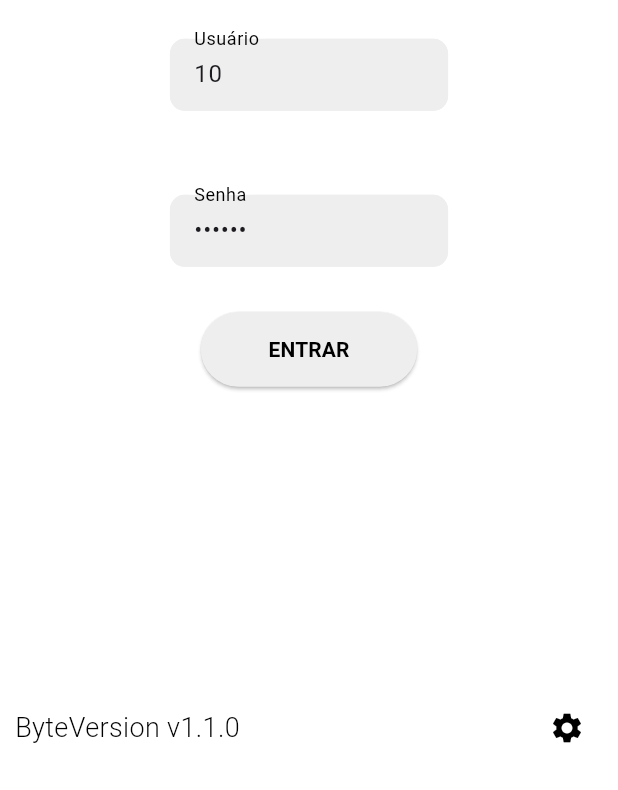
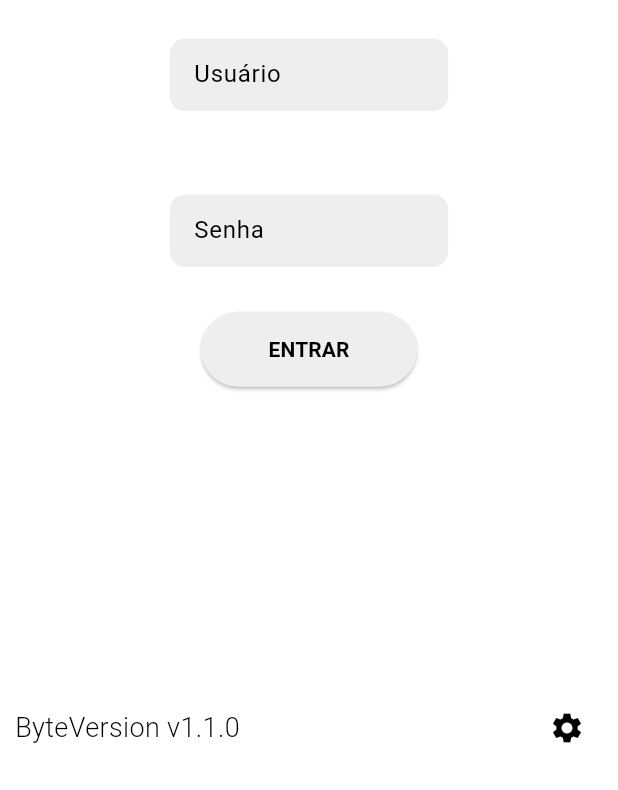
Before and after one commit to riverandre/byte_super_app, a Flutter app: the LoginPage screen opened by its route, on a phone screen of 412 x 824 dp, the part 446-1236 px from its top. Run offline on Flutter 3.47's test engine with Material 3 defaults, Android fonts, the phone set to English and light mode, and no system bars; our stand-ins replace awesome_dialog, dio, font_awesome_flutter, get, get_storage, loading_animation_widget and 4 more; missing offline and left inert: mobile_scanner; accounts and stored records are empty.

Commit message:
commit dia 03/06/24

```diff
--- a/lib/app/pages/coletor_dados/cadastro_prod_coletor/scanner_controller/barcode_scanner_window.dart
+++ b/lib/app/core/ui/widgets/scanner_controller/barcode_scanner_window.dart
@@ -1,7 +1,7 @@
 // ignore_for_file: deprecated_member_use
 
-import 'package:byte_super_app/app/pages/coletor_dados/cadastro_prod_coletor/scanner_controller/scanned_barcode_label.dart';
-import 'package:byte_super_app/app/pages/coletor_dados/cadastro_prod_coletor/scanner_controller/scanner_error_widget.dart';
+import 'package:byte_super_app/app/core/ui/widgets/scanner_controller/scanned_barcode_label.dart';
+import 'package:byte_super_app/app/core/ui/widgets/scanner_controller/scanner_error_widget.dart';
 import 'package:flutter/foundation.dart';
 import 'package:flutter/material.dart';
 import 'package:get/get.dart';
@@ -92,6 +92,7 @@ class _BarcodeScannerWithScanWindowState
 
     return WillPopScope(
       onWillPop: () async {
+        Get.back();
         Get.back();
         return true;
       },
--- a/lib/app/pages/auth/login/login_page.dart
+++ b/lib/app/pages/auth/login/login_page.dart
@@ -16,10 +16,10 @@ class LoginPage extends StatefulWidget {
 
 class _LoginPageState extends PdvState<LoginPage, LoginController> {
   final _formKey = GlobalKey<FormState>();
-  // final _usuario = TextEditingController();
-  // final _senha = TextEditingController();
-  final _usuario = TextEditingController(text: '10');
-  final _senha = TextEditingController(text: '091170');
+  final _usuario = TextEditingController();
+  final _senha = TextEditingController();
+  // final _usuario = TextEditingController(text: '10');
+  // final _senha = TextEditingController(text: '091170');
 
   @override
   void dispose() {
--- a/lib/app/pages/coletor_dados/cadastro_prod_coletor/cadastro_prod_coletor_controller.dart
+++ b/lib/app/pages/coletor_dados/cadastro_prod_coletor/cadastro_prod_coletor_controller.dart
@@ -4,7 +4,7 @@ import 'package:byte_super_app/app/core/exceptions/repository_exception.dart';
 import 'package:byte_super_app/app/core/mixins/loader_mixin.dart';
 import 'package:byte_super_app/app/core/mixins/messages_mixin.dart';
 import 'package:byte_super_app/app/models/coletor/produto_coletor_model.dart';
-import 'package:byte_super_app/app/pages/coletor_dados/cadastro_prod_coletor/scanner_controller/barcode_scanner_window.dart';
+import 'package:byte_super_app/app/core/ui/widgets/scanner_controller/barcode_scanner_window.dart';
 import 'package:byte_super_app/app/repositories/coletor_dados/coletor_dados_repository.dart';
 import 'package:flutter/material.dart';
 import 'package:flutter/widgets.dart';
--- a/lib/app/pages/conferencia_nota/conferencia_nota_page.dart
+++ b/lib/app/pages/conferencia_nota/conferencia_nota_page.dart
@@ -1,6 +1,6 @@
 import 'package:byte_super_app/app/core/ui/widgets/custom_dialog_produto.dart';
 import 'package:byte_super_app/app/models/conferencia/item_nota_entrada_model.dart';
-import 'package:byte_super_app/app/pages/coletor_dados/cadastro_prod_coletor/scanner_controller/barcode_scanner_window.dart';
+import 'package:byte_super_app/app/core/ui/widgets/scanner_controller/barcode_scanner_window.dart';
 import 'package:byte_super_app/app/pages/conferencia_nota/widget/custom_dialog_confirm_send.dart';
 import 'package:byte_super_app/app/pages/conferencia_nota/widget/custom_dialog_remove.dart';
 import 'package:get/get.dart';
--- a/lib/app/pages/configuracao/configuracao_controller.dart
+++ b/lib/app/pages/configuracao/configuracao_controller.dart
@@ -3,7 +3,7 @@ import 'dart:developer';
 import 'package:byte_super_app/app/core/exceptions/repository_exception.dart';
 import 'package:byte_super_app/app/core/mixins/loader_mixin.dart';
 import 'package:byte_super_app/app/core/mixins/messages_mixin.dart';
-import 'package:byte_super_app/app/models/configuracao_model.dart';
+import 'package:byte_super_app/app/models/configuracao/configuracao_model.dart';
 import 'package:byte_super_app/app/repositories/configuracao/configuracao_repository.dart';
 import 'package:flutter/material.dart';
 import 'package:get/get.dart';
--- a/lib/app/pages/notas_entrada/enviados/notas_entrada_enviado_page.dart
+++ b/lib/app/pages/notas_entrada/enviados/notas_entrada_enviado_page.dart
@@ -1,6 +1,6 @@
 import 'package:byte_super_app/app/core/ui/pdv_state.dart';
 import 'package:byte_super_app/app/models/conferencia/item_nota_entrada_model.dart';
-import 'package:byte_super_app/app/pages/coletor_dados/cadastro_prod_coletor/scanner_controller/barcode_scanner_window.dart';
+import 'package:byte_super_app/app/core/ui/widgets/scanner_controller/barcode_scanner_window.dart';
 import 'package:byte_super_app/app/pages/notas_entrada/enviados/notas_entrada_enviado_controller.dart';
 import 'package:flutter/material.dart';
 import 'package:font_awesome_flutter/font_awesome_flutter.dart';
--- a/lib/app/pages/notas_entrada/pendente/notas_entrada_pendente_page.dart
+++ b/lib/app/pages/notas_entrada/pendente/notas_entrada_pendente_page.dart
@@ -1,6 +1,6 @@
 import 'package:byte_super_app/app/core/ui/pdv_state.dart';
 import 'package:byte_super_app/app/models/conferencia/item_nota_entrada_model.dart';
-import 'package:byte_super_app/app/pages/coletor_dados/cadastro_prod_coletor/scanner_controller/barcode_scanner_window.dart';
+import 'package:byte_super_app/app/core/ui/widgets/scanner_controller/barcode_scanner_window.dart';
 import 'package:byte_super_app/app/pages/notas_entrada/pendente/notas_entrada_pendente_bindings.dart';
 import 'package:flutter/material.dart';
 import 'package:font_awesome_flutter/font_awesome_flutter.dart';
--- a/lib/app/repositories/configuracao/configuracao_repository.dart
+++ b/lib/app/repositories/configuracao/configuracao_repository.dart
@@ -1,4 +1,4 @@
-import 'package:byte_super_app/app/models/configuracao_model.dart';
+import 'package:byte_super_app/app/models/configuracao/configuracao_model.dart';
 
 abstract class ConfiguracaoRepository {
   Future<int> insert(ConfiguracaoModel configuracao);
--- a/lib/app/repositories/configuracao/configuracao_repository_impl.dart
+++ b/lib/app/repositories/configuracao/configuracao_repository_impl.dart
@@ -1,7 +1,7 @@
 // ignore_for_file: public_member_api_docs, sort_constructors_first
 import 'dart:developer';
 
-import 'package:byte_super_app/app/models/configuracao_model.dart';
+import 'package:byte_super_app/app/models/configuracao/configuracao_model.dart';
 import 'package:dio/dio.dart';
 
 import '../../core/database/sqlite_connection_factory.dart';
--- a/pubspec.yaml
+++ b/pubspec.yaml
@@ -76,7 +76,6 @@ dependencies:
 
   mobile_scanner: ^5.1.1
 
-
   # The following adds the Cupertino Icons font to your application.
   # Use with the CupertinoIcons class for iOS style icons.
   cupertino_icons: ^1.0.8
```
Also changed, not shown: lib/app/core/ui/widgets/scanner_controller/scanned_barcode_label.dart (renamed from lib/app/pages/coletor_dados/cadastro_prod_coletor/scanner_controller/scanned_barcode_label.dart), lib/app/core/ui/widgets/scanner_controller/scanner_error_widget.dart (renamed from lib/app/pages/coletor_dados/cadastro_prod_coletor/scanner_controller/scanner_error_widget.dart), lib/app/models/configuracao/configuracao_model.dart (renamed from lib/app/models/configuracao_model.dart).
